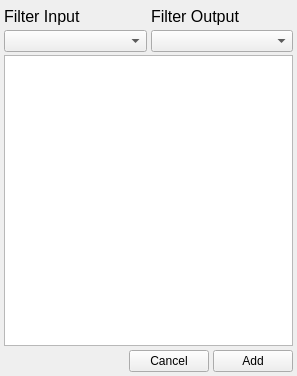
Above: librarydialogpanel.ui from AartOdding/ZigZagQt before the change. Below: the same form after it.
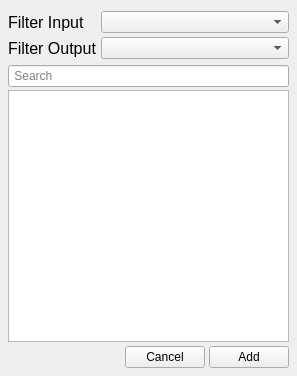
That is the form after the change.

```diff
--- a/librarydialogpanel.ui
+++ b/librarydialogpanel.ui
@@ -15,23 +15,35 @@
   </property>
   <layout class="QVBoxLayout" name="verticalLayout">
    <property name="spacing">
-    <number>0</number>
+    <number>3</number>
    </property>
    <property name="leftMargin">
-    <number>4</number>
+    <number>8</number>
    </property>
    <property name="topMargin">
-    <number>4</number>
+    <number>8</number>
    </property>
    <property name="rightMargin">
-    <number>4</number>
+    <number>8</number>
    </property>
    <property name="bottomMargin">
-    <number>4</number>
+    <number>8</number>
    </property>
    <item>
     <widget class="QWidget" name="top_buttons" native="true">
-     <layout class="QGridLayout" name="gridLayout">
+     <property name="sizePolicy">
+      <sizepolicy hsizetype="Expanding" vsizetype="Fixed">
+       <horstretch>0</horstretch>
+       <verstretch>0</verstretch>
+      </sizepolicy>
+     </property>
+     <layout class="QFormLayout" name="formLayout">
+      <property name="horizontalSpacing">
+       <number>4</number>
+      </property>
+      <property name="verticalSpacing">
+       <number>4</number>
+      </property>
       <property name="leftMargin">
        <number>0</number>
       </property>
@@ -44,15 +56,6 @@
       <property name="bottomMargin">
        <number>3</number>
       </property>
-      <property name="spacing">
-       <number>4</number>
-      </property>
-      <item row="1" column="1">
-       <widget class="QComboBox" name="output_filter"/>
-      </item>
-      <item row="1" column="0">
-       <widget class="QComboBox" name="input_filter"/>
-      </item>
       <item row="0" column="0">
        <widget class="QLabel" name="label_filter_input">
         <property name="font">
@@ -66,6 +69,9 @@
        </widget>
       </item>
       <item row="0" column="1">
+       <widget class="QComboBox" name="input_filter"/>
+      </item>
+      <item row="2" column="0">
        <widget class="QLabel" name="label_filter_output">
         <property name="font">
          <font>
@@ -77,9 +83,22 @@
         </property>
        </widget>
       </item>
+      <item row="2" column="1">
+       <widget class="QComboBox" name="output_filter"/>
+      </item>
      </layout>
     </widget>
    </item>
+   <item>
+    <widget class="QLineEdit" name="lineEdit">
+     <property name="text">
+      <string/>
+     </property>
+     <property name="placeholderText">
+      <string> Search</string>
+     </property>
+    </widget>
+   </item>
    <item>
     <widget class="QListWidget" name="operator_list"/>
    </item>
@@ -93,7 +112,7 @@
        <number>0</number>
       </property>
       <property name="topMargin">
-       <number>4</number>
+       <number>1</number>
       </property>
       <property name="rightMargin">
        <number>0</number>
```
